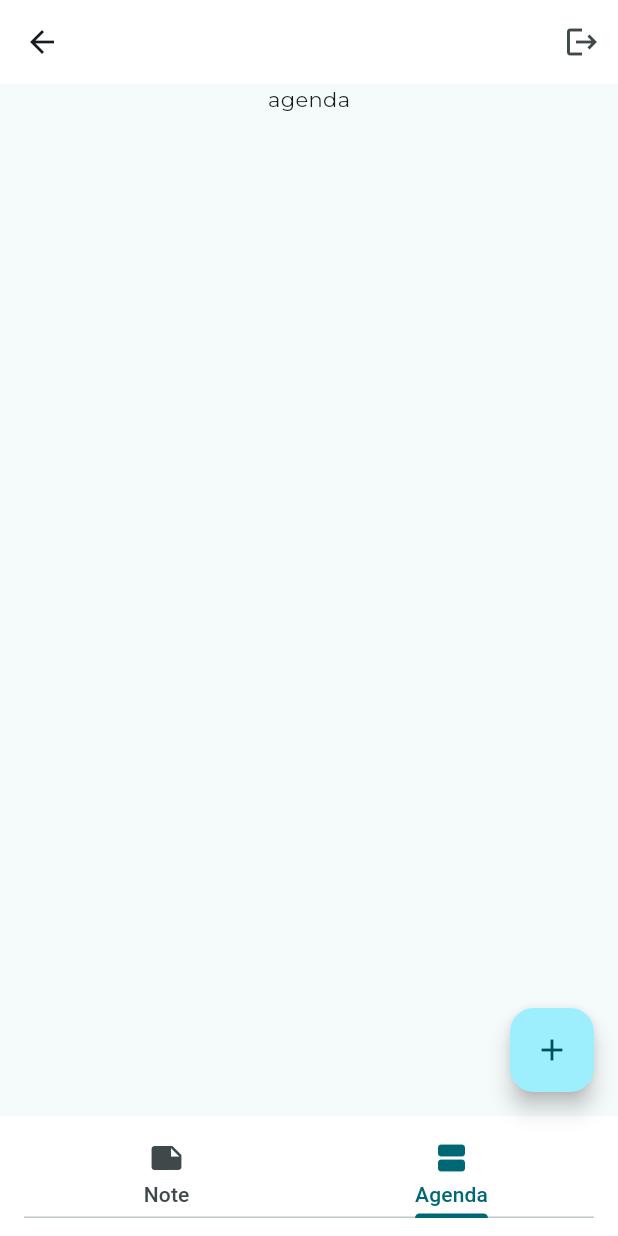
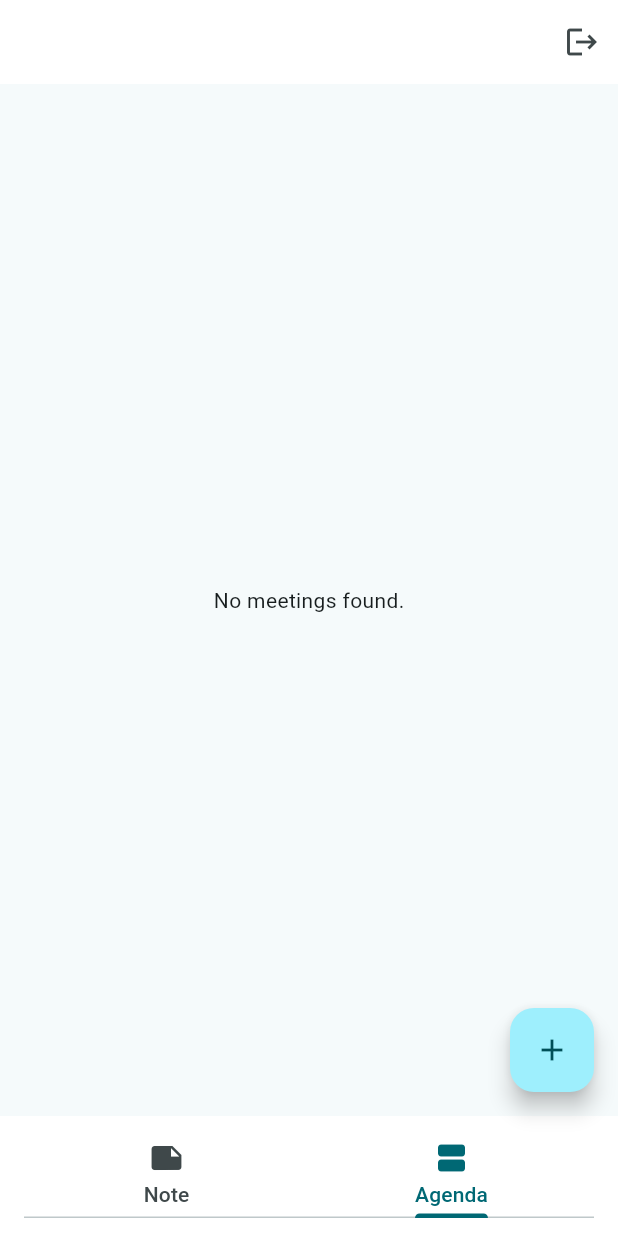
Before and after one commit to GuillaumeSimonet17/Mobile4v2, a Flutter app: the ProfilePage screen opened directly, tab 2 chosen, on a phone screen of 412 x 824 dp. Run offline on Flutter 3.47's test engine with Material 3 defaults, Android fonts, the phone set to English and light mode, and no system bars; our stand-ins replace cloud_firestore, firebase_auth, firebase_core, google_fonts, google_sign_in, syncfusion_flutter_calendar; missing offline and left inert: sign_button; accounts and stored records are empty.

Commit message:
Add agenda and create entries in agenda

```diff
--- a/diary_app/lib/firestore.dart
+++ b/diary_app/lib/firestore.dart
@@ -27,7 +27,6 @@ class FirestoreService {
         .snapshots();
   }
 
-
   // UPDATE
   Future<void> updateEntry(
     String docId,
--- a/diary_app/lib/home_screen.dart
+++ b/diary_app/lib/home_screen.dart
@@ -4,6 +4,87 @@ import 'package:firebase_auth/firebase_auth.dart';
 import 'firestore.dart';
 import 'package:intl/intl.dart';
 import 'package:google_fonts/google_fonts.dart';
+import 'package:syncfusion_flutter_calendar/calendar.dart';
+
+class CalendarApp extends StatelessWidget {
+  const CalendarApp({super.key});
+
+  @override
+  Widget build(BuildContext context) {
+    return MaterialApp(
+      title: 'Calendar Demo',
+      home: ProfilePage(
+        title: FirebaseAuth.instance.currentUser!.displayName!,
+        email: FirebaseAuth.instance.currentUser!.email!,
+      ),
+    );
+  }
+}
+
+/// An object to set the appointment collection data source to calendar, which
+/// used to map the custom appointment data to the calendar appointment, and
+/// allows to add, remove or reset the appointment collection.
+class MeetingDataSource extends CalendarDataSource {
+  /// Creates a meeting data source, which used to set the appointment
+  /// collection to the calendar
+  MeetingDataSource(List<Meeting> source) {
+    appointments = source;
+  }
+
+  @override
+  DateTime getStartTime(int index) {
+    return _getMeetingData(index).from;
+  }
+
+  @override
+  DateTime getEndTime(int index) {
+    return _getMeetingData(index).to;
+  }
+
+  @override
+  String getSubject(int index) {
+    return _getMeetingData(index).eventName;
+  }
+
+  @override
+  Color getColor(int index) {
+    return _getMeetingData(index).background;
+  }
+
+  // @override
+  // bool isAllDay(int index) {
+  //   return _getMeetingData(index).isAllDay;
+  // }
+
+  Meeting _getMeetingData(int index) {
+    final dynamic meeting = appointments![index];
+    late final Meeting meetingData;
+    if (meeting is Meeting) {
+      meetingData = meeting;
+    }
+
+    return meetingData;
+  }
+}
+
+/// Custom business object class which contains properties to hold the detailed
+/// information about the event data which will be rendered in calendar.
+class Meeting {
+  /// Creates a meeting class with required details.
+  Meeting(this.eventName, this.from, this.to, this.background);
+
+  /// Event name which is equivalent to subject property of [Appointment].
+  String eventName;
+
+  /// From which is equivalent to start time property of [Appointment].
+  DateTime from;
+
+  /// To which is equivalent to end time property of [Appointment].
+  DateTime to;
+
+  /// Background which is equivalent to color property of [Appointment].
+  Color background;
+}
 
 class ProfilePage extends StatefulWidget {
   const ProfilePage({super.key, required this.title, required this.email});
@@ -52,6 +133,7 @@ class _ProfilePageState extends State<ProfilePage>
       context: context,
       builder:
           (context) => AlertDialog(
+            scrollable: true,
             title: Text(
               docId == null ? "Create New Entry" : "Edit Entry",
               style: GoogleFonts.montserrat(),
@@ -102,6 +184,8 @@ class _ProfilePageState extends State<ProfilePage>
                       contentController.text,
                       moodController.text,
                     );
+                    // meetings.add(Meeting(
+                    //     'Conference', startTime, endTime, const Color(0xFF0F8644), false));
                   } else {
                     firestoreService.updateEntry(
                       docId,
@@ -126,7 +210,8 @@ class _ProfilePageState extends State<ProfilePage>
   }
 
   Widget _buildTabEntries() {
-    return Column(
+    return SingleChildScrollView(
+      child: Column(
         children: [
           StreamBuilder<QuerySnapshot>(
             stream: firestoreService.getEntriesStream(widget.email),
@@ -169,7 +254,10 @@ class _ProfilePageState extends State<ProfilePage>
                     ),
                   ),
                   Container(
-                  margin: EdgeInsets.symmetric(horizontal: 20.0, vertical: 20),
+                    margin: EdgeInsets.symmetric(
+                      horizontal: 20.0,
+                      vertical: 20,
+                    ),
                     decoration: BoxDecoration(
                       color: Colors.blue.shade200,
                       borderRadius: BorderRadius.circular(20),
@@ -216,34 +304,27 @@ class _ProfilePageState extends State<ProfilePage>
                               String docId = document.id;
 
                               return ListTile(
-                              title: Row(
-                                children: [
-                                  Text(
-                                    title,
+                                title: SizedBox(
+                                  width: 250,
+                                  child: Text(
+                                   '$title - $mood',
+                                    softWrap: true,
+                                    maxLines: 2,
                                     style: GoogleFonts.montserrat(
                                       fontSize: 20,
                                       color: Colors.white,
+                                      fontWeight: FontWeight.w600
                                     ),
                                   ),
-                                  Text(
-                                    ' - ',
-                                    style: GoogleFonts.montserrat(color: Colors.white),
-                                  ),
-                                  Text(
-                                    mood,
-                                    style: GoogleFonts.montserrat(
-                                      fontSize: 20,
-                                      color: Colors.white,
-                                    ),
-                                  ),
-                                ],
                                 ),
                                 subtitle: Row(
                                   crossAxisAlignment: CrossAxisAlignment.start,
                                   children: [
                                     Text(
                                       "${DateFormat('dd/MM/yyyy').format(data['timestamp'].toDate())}",
-                                    style: GoogleFonts.montserrat(color: Colors.white),
+                                      style: GoogleFonts.montserrat(
+                                        color: Colors.white,
+                                      ),
                                     ),
                                   ],
                                 ),
@@ -258,12 +339,16 @@ class _ProfilePageState extends State<ProfilePage>
                                             content: content,
                                             mood: mood,
                                           ),
-                                    icon: Icon(Icons.edit, color: Colors.white),
+                                      icon: Icon(
+                                        Icons.edit,
+                                        color: Colors.white,
+                                      ),
                                     ),
                                     IconButton(
                                       onPressed:
-                                        () =>
-                                            firestoreService.deleteEntry(docId),
+                                          () => firestoreService.deleteEntry(
+                                            docId,
+                                          ),
                                       icon: Icon(
                                         Icons.delete,
                                         color: Colors.white,
@@ -280,16 +365,33 @@ class _ProfilePageState extends State<ProfilePage>
                                     context: context,
                                     builder:
                                         (context) => AlertDialog(
-                                        title: Text(title, style: GoogleFonts.montserrat()),
+                                          title: Text(
+                                            title,
+                                            style: GoogleFonts.montserrat(),
+                                          ),
                                           content: Column(
                                             crossAxisAlignment:
                                                 CrossAxisAlignment.start,
                                             children: [
-                                            Text('Date: ${formattedDate}', style: GoogleFonts.montserrat()),
+                                              Text(
+                                                '${formattedDate}',
+                                                style: GoogleFonts.montserrat(
+                                                  fontSize: 14,
+                                                  color: Colors.grey,
+                                                ),
+                                              ),
                                               SizedBox(height: 8),
-                                            Text('Content: $content', style: GoogleFonts.montserrat()),
+                                              Text(
+                                                '$mood',
+                                                style: GoogleFonts.montserrat(
+                                                  fontWeight: FontWeight.bold
+                                                ),
+                                              ),
                                               SizedBox(height: 8),
-                                            Text('Mood: $mood', style: GoogleFonts.montserrat()),
+                                              Text(
+                                                '$content',
+                                                style: GoogleFonts.montserrat(),
+                                              ),
                                             ],
                                           ),
                                           actions: [
@@ -297,7 +399,10 @@ class _ProfilePageState extends State<ProfilePage>
                                               onPressed: () {
                                                 Navigator.pop(context);
                                               },
-                                            child: Text('Close', style: GoogleFonts.montserrat()),
+                                              child: Text(
+                                                'Close',
+                                                style: GoogleFonts.montserrat(),
+                                              ),
                                             ),
                                           ],
                                         ),
@@ -329,11 +434,21 @@ class _ProfilePageState extends State<ProfilePage>
               }
 
               if (snapshot.hasError) {
-              return Center(child: Text("Error: ${snapshot.error}", style: GoogleFonts.montserrat()));
+                return Center(
+                  child: Text(
+                    "Error: ${snapshot.error}",
+                    style: GoogleFonts.montserrat(),
+                  ),
+                );
               }
 
               if (!snapshot.hasData || snapshot.data!.docs.isEmpty) {
-              return Center(child: Text('No entries found.', style: GoogleFonts.montserrat()));
+                return Center(
+                  child: Text(
+                    'No entries found.',
+                    style: GoogleFonts.montserrat(),
+                  ),
+                );
               }
 
               // Récupère les humeurs de tous les documents
@@ -364,33 +479,23 @@ class _ProfilePageState extends State<ProfilePage>
 
               return Column(
                 children: [
-                SizedBox(height: 50),
+                  SizedBox(height: 10),
                   Container(
                     margin: EdgeInsets.symmetric(horizontal: 20.0),
                     decoration: BoxDecoration(
-                    color: Colors.blue.shade50,
+                      color: Colors.white,
                       borderRadius: BorderRadius.circular(20),
                     ),
                     child: Padding(
-                    padding: const EdgeInsets.all(16.0),
+                      padding: const EdgeInsets.all(1.0),
                       child: Container(
                         margin: EdgeInsets.symmetric(
                           horizontal: 20.0,
                           vertical: 20,
                         ),
-                      decoration: BoxDecoration(
-                        color: Colors.white,
-                        borderRadius: BorderRadius.circular(12),
-                      ),
+                        decoration: BoxDecoration(color: Colors.white),
                         child: Column(
                           children: [
-                          // Padding(
-                          //   padding: const EdgeInsets.only(top: 16.0),
-                          //   child: Text(
-                          //     'Your feel for your ${moodsList.length} entries',
-                          //     style: TextStyle(fontSize: 16),
-                          //   ),
-                          // ),
                             ListView.builder(
                               shrinkWrap: true,
                               physics: NeverScrollableScrollPhysics(),
@@ -424,11 +529,71 @@ class _ProfilePageState extends State<ProfilePage>
             },
           ),
         ],
+      ),
     );
   }
 
   Widget _buildTabAgenda() {
-    return Column(children: [Text('agenda', style: GoogleFonts.montserrat(),)]);
+    return StreamBuilder<QuerySnapshot>(
+      stream:
+          FirebaseFirestore.instance
+              .collection('diary_entries')
+              .where(
+                'email',
+                isEqualTo: FirebaseAuth.instance.currentUser?.email,
+              )
+              .snapshots(),
+      // Utilise .snapshots() pour écouter les changements en temps réel dans Firestore
+      builder: (context, snapshot) {
+        if (snapshot.connectionState == ConnectionState.waiting) {
+          return Center(
+            child: CircularProgressIndicator(),
+          ); // Affiche un indicateur de chargement pendant la récupération des données
+        }
+
+        if (snapshot.hasError) {
+          return Center(
+            child: Text('Error: ${snapshot.error}'),
+          ); // Affiche une erreur si la récupération des données échoue
+        }
+
+        if (!snapshot.hasData || snapshot.data!.docs.isEmpty) {
+          return Center(
+            child: Text('No meetings found.'),
+          ); // Affiche un message si aucune donnée n'est trouvée
+        }
+
+        // Map les documents Firestore en une liste de meetings
+        List<Meeting> meetings =
+            snapshot.data!.docs.map((document) {
+              final Map<String, dynamic> data =
+                  document.data() as Map<String, dynamic>;
+              final String title = data['title'] ?? '';
+              final Timestamp timestamp = data['timestamp'];
+              final DateTime startTime = timestamp.toDate();
+              final DateTime endTime = startTime.add(
+                const Duration(minutes: 15),
+              );
+
+              return Meeting(
+                title,
+                startTime,
+                endTime,
+                const Color(0xFF0F8644),
+              );
+            }).toList();
+
+        // Retourne le calendrier avec les meetings mis à jour
+        return SfCalendar(
+          view: CalendarView.month,
+          dataSource: MeetingDataSource(meetings),
+          // Passe les meetings récupérés à la source de données du calendrier
+          monthViewSettings: const MonthViewSettings(
+            appointmentDisplayMode: MonthAppointmentDisplayMode.appointment,
+          ),
+        );
+      },
+    );
   }
 
   @override
@@ -436,7 +601,10 @@ class _ProfilePageState extends State<ProfilePage>
     return Scaffold(
       appBar: AppBar(
         backgroundColor: Colors.white,
-        title: Text("${FirebaseAuth.instance.currentUser?.displayName}", style: GoogleFonts.montserrat(),),
+        title: Text(
+          "${FirebaseAuth.instance.currentUser?.displayName}",
+          style: GoogleFonts.montserrat(),
+        ),
         actions: [
           IconButton(
             onPressed: () async {
--- a/diary_app/pubspec.yaml
+++ b/diary_app/pubspec.yaml
@@ -25,6 +25,7 @@ dependencies:
   cloud_firestore: ^5.6.5
   intl: ^0.19.0
   google_fonts: ^6.2.1
+  syncfusion_flutter_calendar: ^28.2.11
 
 dev_dependencies:
   flutter_test:
```
Also changed, not shown: diary_app/pubspec.lock. Lines whose indentation alone changed are shown as unchanged.
